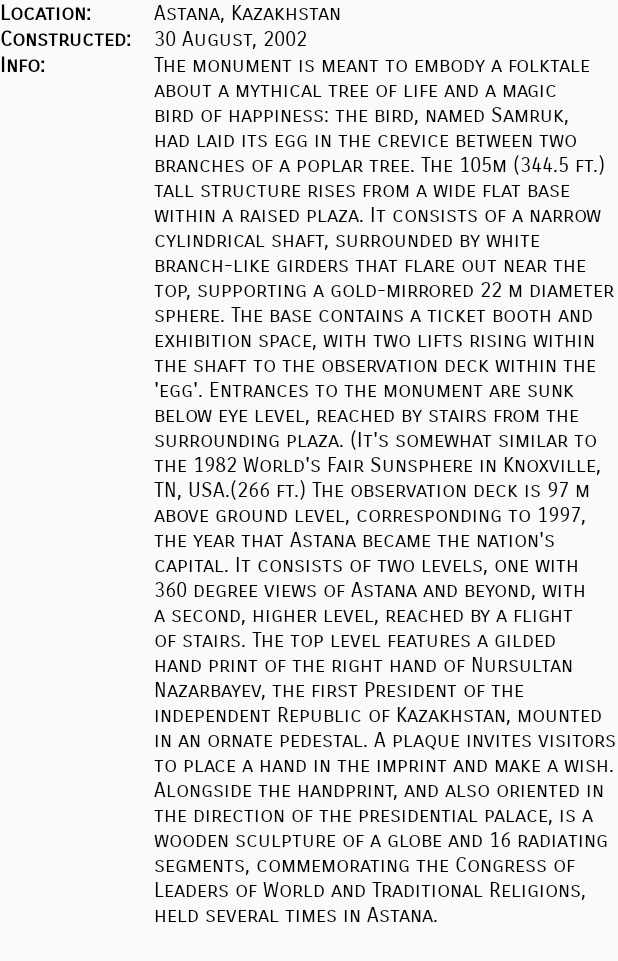
After one commit to strigePC/baiterek-app, an Android app: the layout fragment_description.xml on its own in the app's theme, with its tools: preview values and no code run, on a phone screen of 412 x 824 dp. The commit adds this screen. Shown: the top 961 px of the screen. Run offline under Robolectric (Android 15) with nearby library versions, the phone set to English and light mode, and no system bars.

Commit message:
Update Description Activity design

```diff
--- a/app/build.gradle
+++ b/app/build.gradle
@@ -26,6 +26,7 @@ dependencies {
 //    implementation 'com.android.support:support-v4:27.1.1'
     implementation 'com.google.android.gms:play-services-maps:15.0.0'
     implementation 'com.google.firebase:firebase-messaging:15.0.0'
+    implementation 'com.android.support:support-v4:27.1.1'
     testImplementation 'junit:junit:4.12'
     androidTestImplementation 'com.android.support.test:runner:1.0.1'
     androidTestImplementation 'com.android.support.test.espresso:espresso-core:3.0.1'
--- a/app/src/main/java/com/example/strig/baiterekapp/DescriptionActivity.java
+++ b/app/src/main/java/com/example/strig/baiterekapp/DescriptionActivity.java
@@ -5,6 +5,8 @@ import android.os.Bundle;
 import android.support.v7.app.AppCompatActivity;
 import android.view.View;
 import android.widget.Button;
+
+import com.example.strig.baiterekapp.fragments.GalleryFragment;
 
 public class DescriptionActivity extends AppCompatActivity {
 
--- /dev/null
+++ b/app/src/main/res/layout/fragment_description.xml
@@ -0,0 +1,86 @@
+<?xml version="1.0" encoding="utf-8"?>
+<ScrollView xmlns:android="http://schemas.android.com/apk/res/android"
+    xmlns:tools="http://schemas.android.com/tools"
+    android:layout_width="match_parent"
+    android:layout_height="match_parent"
+    tools:context=".fragments.DescriptionFragment"
+    android:orientation="vertical">
+
+    <LinearLayout
+        android:layout_width="match_parent"
+        android:layout_height="wrap_content"
+        android:orientation="vertical">
+        <LinearLayout
+            android:layout_width="match_parent"
+            android:layout_height="wrap_content"
+            android:orientation="horizontal"
+            android:weightSum="4">
+
+            <TextView
+                android:layout_width="0dp"
+                android:layout_height="wrap_content"
+                android:layout_weight="1"
+                android:fontFamily="sans-serif-smallcaps"
+                android:text="@string/description_text_label_location"
+                android:textColor="@color/black"
+                android:textStyle="bold" />
+
+            <TextView
+                android:layout_width="0dp"
+                android:layout_height="wrap_content"
+                android:layout_weight="3"
+                android:fontFamily="sans-serif-smallcaps"
+                android:text="@string/description_text_location"
+                android:textColor="@color/black" />
+        </LinearLayout>
+        <LinearLayout
+            android:layout_width="match_parent"
+            android:layout_height="wrap_content"
+            android:orientation="horizontal"
+            android:weightSum="4">
+
+            <TextView
+                android:layout_width="0dp"
+                android:layout_height="wrap_content"
+                android:layout_weight="1"
+                android:fontFamily="sans-serif-smallcaps"
+                android:text="@string/description_text_label_constructed"
+                android:textColor="@color/black"
+                android:textStyle="bold" />
+
+            <TextView
+                android:layout_width="0dp"
+                android:layout_height="wrap_content"
+                android:layout_weight="3"
+                android:fontFamily="sans-serif-smallcaps"
+                android:text="@string/description_text_constructed"
+                android:textColor="@color/black" />
+        </LinearLayout>
+        <LinearLayout
+            android:layout_width="match_parent"
+            android:layout_height="wrap_content"
+            android:orientation="horizontal"
+            android:weightSum="4">
+
+            <TextView
+                android:layout_width="0dp"
+                android:layout_height="wrap_content"
+                android:layout_weight="1"
+                android:fontFamily="sans-serif-smallcaps"
+                android:text="@string/description_text_label_info"
+                android:textColor="@color/black"
+                android:textStyle="bold" />
+
+            <TextView
+                android:layout_width="0dp"
+                android:layout_height="wrap_content"
+                android:layout_weight="3"
+                android:fontFamily="sans-serif-smallcaps"
+                android:text="@string/description_text_info"
+                android:textColor="@color/black" />
+        </LinearLayout>
+    </LinearLayout>
+
+
+
+</ScrollView>
--- a/app/src/main/res/layout/fragment_gallery.xml
+++ b/app/src/main/res/layout/fragment_gallery.xml
@@ -3,7 +3,7 @@
     xmlns:tools="http://schemas.android.com/tools"
     android:layout_width="match_parent"
     android:layout_height="match_parent"
-    tools:context=".GalleryFragment">
+    tools:context=".fragments.GalleryFragment">
 
     <ImageView
         android:id="@+id/gallery_image"
--- a/app/src/main/res/values/colors.xml
+++ b/app/src/main/res/values/colors.xml
@@ -1,8 +1,9 @@
 <?xml version="1.0" encoding="utf-8"?>
 <resources>
-    <color name="colorPrimary">#3F51B5</color>
-    <color name="colorPrimaryDark">#303F9F</color>
-    <color name="colorAccent">#FF4081</color>
+    <color name="colorPrimary">#78b81f</color>
+    <color name="colorPrimaryDark">#78B81F</color>
+    <color name="colorAccent">#FDF9FA</color>
     <color name="black">#000000</color>
     <color name="lightGrey">#cccccc</color>
+    <color name="white">#ffffff</color>
 </resources>
--- a/app/src/main/res/values/strings.xml
+++ b/app/src/main/res/values/strings.xml
@@ -7,5 +7,13 @@
     <!-- TODO: Remove or change this placeholder text -->
     <string name="hello_blank_fragment">Hello blank fragment</string>
     <string name="show_on_map">Show on Map</string>
-    <string name="description">Some Text</string>
+    <string name="description_title">General Info</string>
+    <string name="description_text_label_location">Location:</string>
+    <string name="description_text_label_constructed">Constructed:</string>
+    <string name="description_text_label_info">Info:</string>
+    <string name="description_text_location">Astana, Kazakhstan</string>
+    <string name="description_text_constructed">30 August, 2002</string>
+    <string name="description_text_info">The monument is meant to embody a folktale about a mythical tree of life and a magic bird of happiness: the bird, named Samruk, had laid its egg in the crevice between two branches of a poplar tree.
+        The 105m (344.5 ft.) tall structure rises from a wide flat base within a raised plaza. It consists of a narrow cylindrical shaft, surrounded by white branch-like girders that flare out near the top, supporting a gold-mirrored 22 m diameter sphere. The base contains a ticket booth and exhibition space, with two lifts rising within the shaft to the observation deck within the \'egg\'. Entrances to the monument are sunk below eye level, reached by stairs from the surrounding plaza. (It\'s somewhat similar to the 1982 World\'s Fair Sunsphere in Knoxville, TN, USA.(266 ft.)
+        The observation deck is 97 m above ground level, corresponding to 1997, the year that Astana became the nation's capital. It consists of two levels, one with 360 degree views of Astana and beyond, with a second, higher level, reached by a flight of stairs. The top level features a gilded hand print of the right hand of Nursultan Nazarbayev, the first President of the independent Republic of Kazakhstan, mounted in an ornate pedestal. A plaque invites visitors to place a hand in the imprint and make a wish. Alongside the handprint, and also oriented in the direction of the presidential palace, is a wooden sculpture of a globe and 16 radiating segments, commemorating the Congress of Leaders of World and Traditional Religions, held several times in Astana.</string>
 </resources>
```
Also changed, not shown: app/src/main/java/com/example/strig/baiterekapp/fragments/DescriptionFragment.java (added, +26 -0 lines), app/src/main/java/com/example/strig/baiterekapp/fragments/GalleryFragment.java (renamed from app/src/main/java/com/example/strig/baiterekapp/GalleryFragment.java, +5 -2 lines), app/src/main/res/layout/activity_description.xml (+23 -4 lines).
